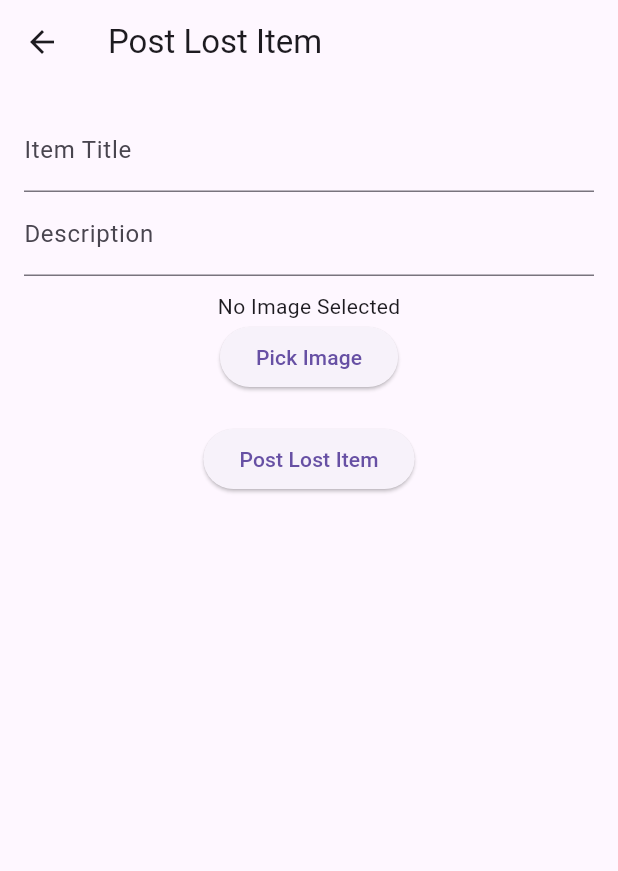
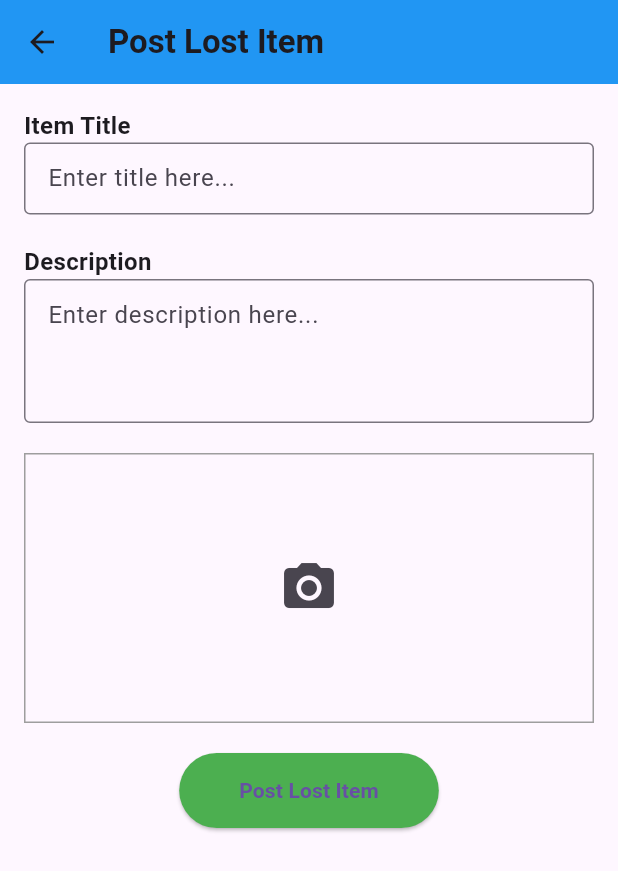
Before and after one commit to mahamudsourov/lost_and_found, a Flutter app: the HomeScreen screen opened directly, scrolled down 576 dp, after a tap on "Post Lost Item", on a phone screen of 412 x 824 dp. Shown: the top 871 px of the screen. Run offline on Flutter 3.47's test engine with Material 3 defaults, Android fonts, the phone set to English and light mode, and no system bars; our stand-ins replace image_picker.

Commit message:
Updated_all_pages

```diff
--- a/lib/screens/home_screen.dart
+++ b/lib/screens/home_screen.dart
@@ -27,14 +27,14 @@ class _HomeScreenState extends State<HomeScreen> {
       'title': 'TWS',
       'description': 'A pair of wireless earphones, black color.',
       'imageUrl': 'assets/images/TWS.jpg',
-      'poster': 'Ahmed Ali',
+      'poster': 'Sourov',
       'timeAgo': '2 days ago',
     },
     {
       'title': 'Mobile',
       'description': 'An iPhone 13, space gray, with a cracked screen.',
       'imageUrl': 'assets/images/mobile.jpg',
-      'poster': 'Sarah Khan',
+      'poster': 'Taifur',
       'timeAgo': '1 week ago',
     },
   ];
@@ -44,14 +44,14 @@ class _HomeScreenState extends State<HomeScreen> {
       'title': 'Umbrella',
       'description': 'A red umbrella, slightly worn, found near the park.',
       'imageUrl': 'assets/images/umbrella.jpg',
-      'poster': 'John Doe',
+      'poster': 'Shuvo',
       'timeAgo': '2 days ago',
     },
     {
       'title': 'Id Card',
       'description': 'A student ID card, Daffodil International University.',
       'imageUrl': 'assets/images/Id_card.jpg',
-      'poster': 'Emily Clark',
+      'poster': 'Nahid',
       'timeAgo': '4 months ago',
     },
     {
@@ -59,7 +59,7 @@ class _HomeScreenState extends State<HomeScreen> {
       'description':
           'A scientific calculator, brand Casio, found in the classroom.',
       'imageUrl': 'assets/images/calculator.jpg',
-      'poster': 'Mark Smith',
+      'poster': 'Turzo',
       'timeAgo': '1 day ago',
     },
   ];
@@ -91,14 +91,7 @@ class _HomeScreenState extends State<HomeScreen> {
       appBar: AppBar(
         title: const Center(child: Text('Lost & Found')),
         backgroundColor: Theme.of(context).colorScheme.primary,
-        actions: [
-          IconButton(
-            icon: const Icon(Icons.search),
-            onPressed: () {
-              // You can add search functionality here.
-            },
-          ),
-        ],
+        // Removed the search icon here
       ),
       drawer: Drawer(
         child: ListView(
--- a/lib/screens/post_item_screen.dart
+++ b/lib/screens/post_item_screen.dart
@@ -6,11 +6,9 @@ class PostItemScreen extends StatefulWidget {
   final String category;
   final Function(Map<String, String>) onNewItemPosted;
 
-  // ignore: prefer_const_constructors_in_immutables, use_key_in_widget_constructors
   PostItemScreen({required this.category, required this.onNewItemPosted});
 
   @override
-  // ignore: library_private_types_in_public_api
   _PostItemScreenState createState() => _PostItemScreenState();
 }
 
@@ -56,32 +54,71 @@ class _PostItemScreenState extends State<PostItemScreen> {
       appBar: AppBar(
         title: Text(
           widget.category == "lost" ? 'Post Lost Item' : 'Post Found Item',
+          style: TextStyle(fontWeight: FontWeight.bold),
         ),
+        backgroundColor: Colors.blue,
       ),
       body: Padding(
         padding: EdgeInsets.all(16),
         child: Column(
+          crossAxisAlignment: CrossAxisAlignment.start,
           children: [
+            Text(
+              'Item Title',
+              style: TextStyle(fontSize: 16, fontWeight: FontWeight.w600),
+            ),
             TextField(
               controller: titleController,
-              decoration: InputDecoration(labelText: 'Item Title'),
+              decoration: InputDecoration(
+                hintText: 'Enter title here...',
+                border: OutlineInputBorder(),
+                contentPadding: EdgeInsets.all(12),
+              ),
+            ),
+            SizedBox(height: 20),
+            Text(
+              'Description',
+              style: TextStyle(fontSize: 16, fontWeight: FontWeight.w600),
             ),
             TextField(
               controller: descriptionController,
-              decoration: InputDecoration(labelText: 'Description'),
+              maxLines: 3,
+              decoration: InputDecoration(
+                hintText: 'Enter description here...',
+                border: OutlineInputBorder(),
+                contentPadding: EdgeInsets.all(12),
               ),
-            SizedBox(height: 10),
+            ),
+            SizedBox(height: 20),
+            Container(
+              height: 180,
+              decoration: BoxDecoration(
+                border: Border.all(color: Colors.grey, width: 1),
+              ),
+              child:
                   _image != null
-                ? Image.file(_image!, height: 200, fit: BoxFit.cover)
-                : Text("No Image Selected"),
-            ElevatedButton(onPressed: _pickImage, child: Text('Pick Image')),
+                      ? Image.file(_image!, fit: BoxFit.cover)
+                      : Center(
+                        child: IconButton(
+                          icon: Icon(Icons.camera_alt, size: 40),
+                          onPressed: _pickImage,
+                        ),
+                      ),
+            ),
             SizedBox(height: 20),
-            ElevatedButton(
+            Center(
+              child: ElevatedButton(
                 onPressed: _submitItem,
                 child: Text(
                   widget.category == "lost"
                       ? 'Post Lost Item'
                       : 'Post Found Item',
+                  style: TextStyle(fontWeight: FontWeight.bold),
+                ),
+                style: ElevatedButton.styleFrom(
+                  backgroundColor: Colors.green,
+                  padding: EdgeInsets.symmetric(horizontal: 40, vertical: 15),
+                ),
               ),
             ),
           ],
```
Also changed, not shown: assets/images/login.png. Lines whose indentation alone changed are shown as unchanged.
